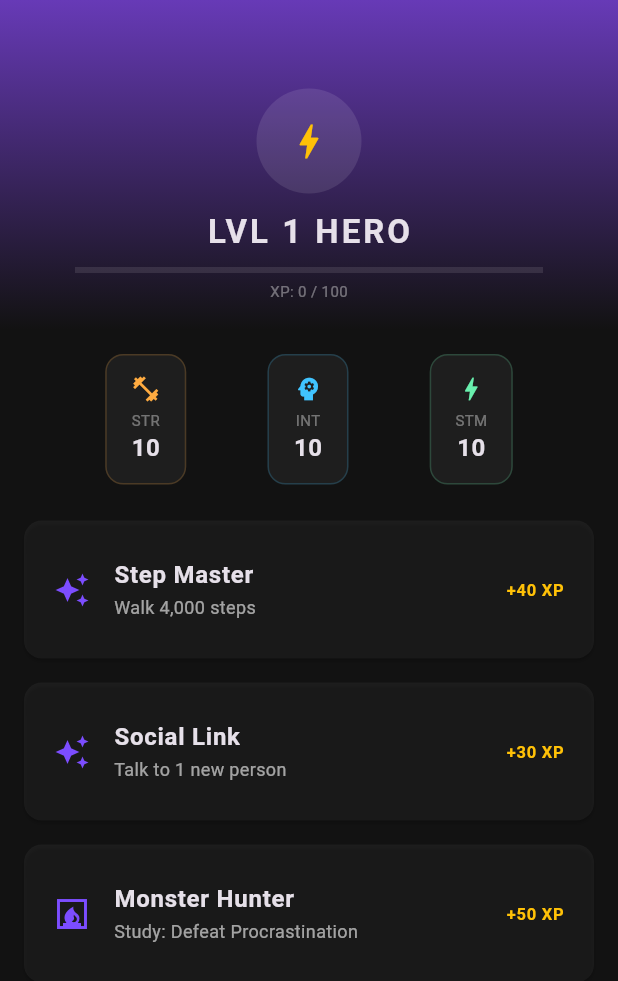
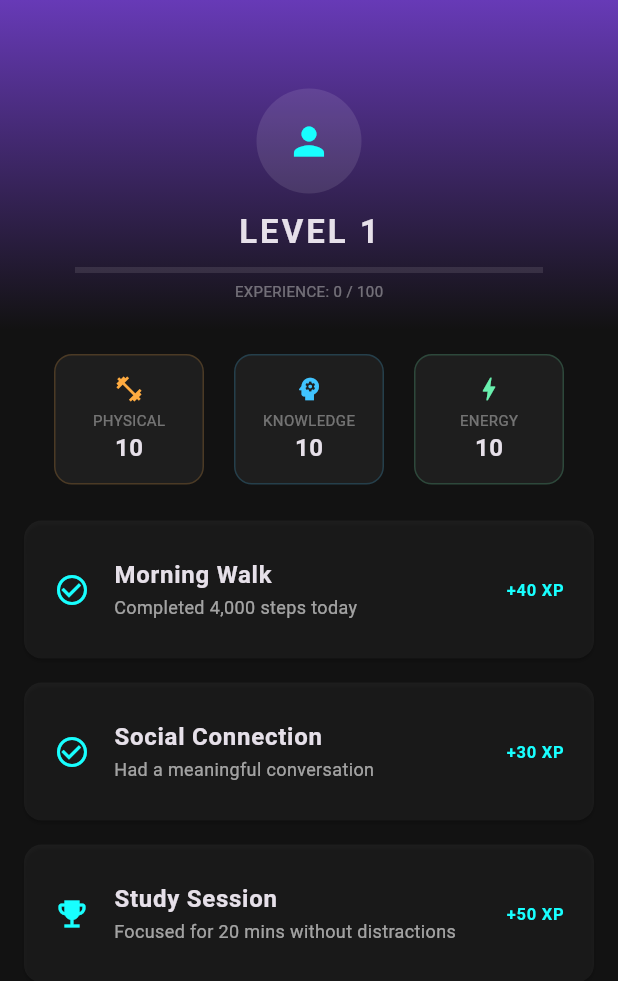
Before and after one commit to Naomi002/life_quest, a Flutter app: the screen it shows after launch, on a phone screen of 412 x 824 dp. Shown: the top 981 px of the screen. Run offline on Flutter 3.47's test engine with Material 3 defaults, Android fonts, the phone set to English and light mode, and no system bars; our stand-ins replace shared_preferences.

Commit message:
docs: renamed gamer terms to human-friendly labels for better UX

```diff
--- a/lib/main.dart
+++ b/lib/main.dart
@@ -33,16 +33,16 @@ class _GameDashboardState extends State<GameDashboard> {
   int _monsterHp = 100;
   final int _xpPerLevel = 100;
 
-  // Character Attributes
-  int _strength = 10;
-  int _intelligence = 10;
-  int _stamina = 10;
+  // Real-Life Attribute Labels
+  int _physical = 10;
+  int _knowledge = 10;
+  int _energy = 10;
   int _skillPoints = 0;
 
   final List<Map<String, dynamic>> _quests = [
-    {"title": "Step Master", "desc": "Walk 4,000 steps", "xp": 40, "isDone": false, "type": "task"},
-    {"title": "Social Link", "desc": "Talk to 1 new person", "xp": 30, "isDone": false, "type": "task"},
-    {"title": "Monster Hunter", "desc": "Study: Defeat Procrastination", "xp": 50, "isDone": false, "type": "boss"},
+    {"title": "Morning Walk", "desc": "Completed 4,000 steps today", "xp": 40, "isDone": false, "type": "task"},
+    {"title": "Social Connection", "desc": "Had a meaningful conversation", "xp": 30, "isDone": false, "type": "task"},
+    {"title": "Study Session", "desc": "Focused for 20 mins without distractions", "xp": 50, "isDone": false, "type": "boss"},
   ];
 
   @override
@@ -51,15 +51,14 @@ class _GameDashboardState extends State<GameDashboard> {
     _loadStats();
   }
 
-  // --- PERSISTENCE LAYER ---
   Future<void> _loadStats() async {
     final prefs = await SharedPreferences.getInstance();
     setState(() {
       _xp = prefs.getInt('xp') ?? 0;
       _level = prefs.getInt('level') ?? 1;
-      _strength = prefs.getInt('strength') ?? 10;
-      _intelligence = prefs.getInt('intelligence') ?? 10;
-      _stamina = prefs.getInt('stamina') ?? 10;
+      _physical = prefs.getInt('physical') ?? 10;
+      _knowledge = prefs.getInt('knowledge') ?? 10;
+      _energy = prefs.getInt('energy') ?? 10;
       _skillPoints = prefs.getInt('skillPoints') ?? 0;
     });
   }
@@ -68,23 +67,22 @@ class _GameDashboardState extends State<GameDashboard> {
     final prefs = await SharedPreferences.getInstance();
     await prefs.setInt('xp', _xp);
     await prefs.setInt('level', _level);
-    await prefs.setInt('strength', _strength);
-    await prefs.setInt('intelligence', _intelligence);
-    await prefs.setInt('stamina', _stamina);
+    await prefs.setInt('physical', _physical);
+    await prefs.setInt('knowledge', _knowledge);
+    await prefs.setInt('energy', _energy);
     await prefs.setInt('skillPoints', _skillPoints);
   }
 
-  // --- GAMEPLAY LOGIC ---
   void _completeQuest(int index) {
     if (_quests[index]['isDone']) return;
     setState(() {
       _quests[index]['isDone'] = true;
       _xp += _quests[index]['xp'] as int;
 
-      // Attribute Growth Logic
-      if (_quests[index]['title'] == "Monster Hunter") _intelligence += 5;
-      if (_quests[index]['title'] == "Step Master") _stamina += 5;
-      if (_quests[index]['title'] == "Social Link") _strength += 3;
+      // Real-world growth mapping
+      if (_quests[index]['title'] == "Study Session") _knowledge += 5;
+      if (_quests[index]['title'] == "Morning Walk") _energy += 5;
+      if (_quests[index]['title'] == "Social Connection") _physical += 3;
 
       if (_xp >= _xpPerLevel) {
         _level++;
@@ -102,15 +100,17 @@ class _GameDashboardState extends State<GameDashboard> {
       builder: (context) => StatefulBuilder(
         builder: (context, setDialogState) => AlertDialog(
           backgroundColor: const Color(0xFF1A1A1A),
-          title: const Text("BATTLE: PROCRASTINATION", style: TextStyle(color: Colors.redAccent, letterSpacing: 2)),
+          title: const Text("DEFEAT PROCRASTINATION", style: TextStyle(color: Colors.redAccent, letterSpacing: 1)),
           content: Column(
             mainAxisSize: MainAxisSize.min,
             children: [
-              const Icon(Icons.adb, size: 80, color: Colors.redAccent),
+              const Icon(Icons.timer_off, size: 80, color: Colors.redAccent),
+              const SizedBox(height: 20),
+              const Text("Tap to focus and finish your work!", textAlign: TextAlign.center),
               const SizedBox(height: 20),
               LinearProgressIndicator(value: _monsterHp / 100, color: Colors.redAccent, backgroundColor: Colors.white10),
               const SizedBox(height: 10),
-              Text("Monster HP: $_monsterHp", style: const TextStyle(fontWeight: FontWeight.bold)),
+              Text("Task Difficulty: $_monsterHp%", style: const TextStyle(fontWeight: FontWeight.bold)),
             ],
           ),
           actions: [
@@ -125,7 +125,7 @@ class _GameDashboardState extends State<GameDashboard> {
                   }
                 });
               },
-              child: const Text("TAP TO STUDY"),
+              child: const Text("CONCENTRATE"),
             ),
           ],
         ),
@@ -133,10 +133,10 @@ class _GameDashboardState extends State<GameDashboard> {
     );
   }
 
-  // --- UI COMPONENTS ---
   Widget _buildStatCard(String label, int value, IconData icon, Color color) {
     return Container(
-      padding: const EdgeInsets.symmetric(vertical: 12, horizontal: 16),
+      padding: const EdgeInsets.symmetric(vertical: 12, horizontal: 10),
+      width: 100,
       decoration: BoxDecoration(
         color: Colors.white.withOpacity(0.05),
         borderRadius: BorderRadius.circular(12),
@@ -175,16 +175,16 @@ class _GameDashboardState extends State<GameDashboard> {
                   mainAxisAlignment: MainAxisAlignment.center,
                   children: [
                     const SizedBox(height: 40),
-                    const CircleAvatar(radius: 35, backgroundColor: Colors.white10, child: Icon(Icons.bolt, color: Colors.amber, size: 30)),
+                    const CircleAvatar(radius: 35, backgroundColor: Colors.white10, child: Icon(Icons.person, color: Colors.cyanAccent, size: 30)),
                     const SizedBox(height: 10),
-                    Text("LVL $_level HERO", style: const TextStyle(fontSize: 22, fontWeight: FontWeight.bold, letterSpacing: 2)),
+                    Text("LEVEL $_level", style: const TextStyle(fontSize: 22, fontWeight: FontWeight.bold, letterSpacing: 2)),
                     const SizedBox(height: 8),
                     Padding(
                       padding: const EdgeInsets.symmetric(horizontal: 50),
-                      child: LinearProgressIndicator(value: _xp / _xpPerLevel, color: Colors.amber, backgroundColor: Colors.white10),
+                      child: LinearProgressIndicator(value: _xp / _xpPerLevel, color: Colors.cyanAccent, backgroundColor: Colors.white10),
                     ),
                     const SizedBox(height: 5),
-                    Text("XP: $_xp / $_xpPerLevel", style: const TextStyle(fontSize: 10, color: Colors.white38)),
+                    Text("EXPERIENCE: $_xp / $_xpPerLevel", style: const TextStyle(fontSize: 10, color: Colors.white38)),
                   ],
                 ),
               ),
@@ -196,9 +196,9 @@ class _GameDashboardState extends State<GameDashboard> {
               child: Row(
                 mainAxisAlignment: MainAxisAlignment.spaceEvenly,
                 children: [
-                  _buildStatCard("STR", _strength, Icons.fitness_center, Colors.orangeAccent),
-                  _buildStatCard("INT", _intelligence, Icons.psychology, Colors.lightBlueAccent),
-                  _buildStatCard("STM", _stamina, Icons.bolt, Colors.greenAccent),
+                  _buildStatCard("PHYSICAL", _physical, Icons.fitness_center, Colors.orangeAccent),
+                  _buildStatCard("KNOWLEDGE", _knowledge, Icons.psychology, Colors.lightBlueAccent),
+                  _buildStatCard("ENERGY", _energy, Icons.bolt, Colors.greenAccent),
                 ],
               ),
             ),
@@ -212,12 +212,12 @@ class _GameDashboardState extends State<GameDashboard> {
                 child: ListTile(
                   contentPadding: const EdgeInsets.symmetric(horizontal: 20, vertical: 10),
                   leading: Icon(
-                    _quests[i]['type'] == 'boss' ? Icons.fireplace : Icons.auto_awesome,
-                    color: _quests[i]['isDone'] ? Colors.green : Colors.deepPurpleAccent
+                    _quests[i]['type'] == 'boss' ? Icons.emoji_events : Icons.check_circle_outline,
+                    color: _quests[i]['isDone'] ? Colors.green : Colors.cyanAccent
                   ),
                   title: Text(_quests[i]['title'], style: const TextStyle(fontWeight: FontWeight.bold)),
                   subtitle: Text(_quests[i]['desc'], style: const TextStyle(fontSize: 12, color: Colors.white60)),
-                  trailing: Text("+${_quests[i]['xp']} XP", style: const TextStyle(color: Colors.amber, fontWeight: FontWeight.bold)),
+                  trailing: Text("+${_quests[i]['xp']} XP", style: const TextStyle(color: Colors.cyanAccent, fontWeight: FontWeight.bold)),
                   onTap: () => _quests[i]['type'] == 'boss' ? _startBossBattle() : _completeQuest(i),
                 ),
               ),
```
